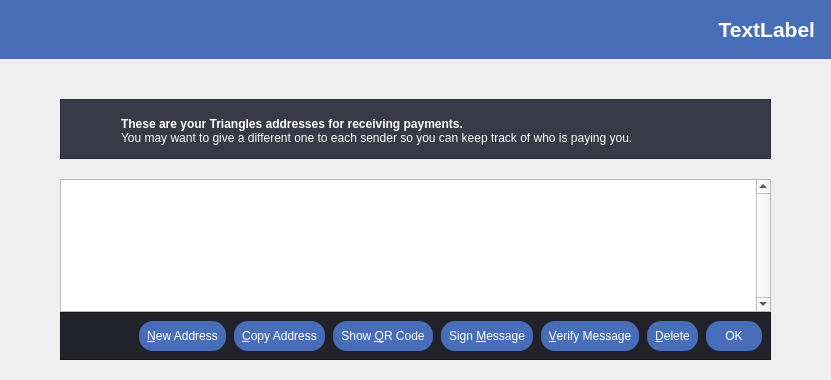
First picture: the form in src/qt/forms/addressbookpage.ui, repository MerlinMagic2018/triangles-new, before the edit.
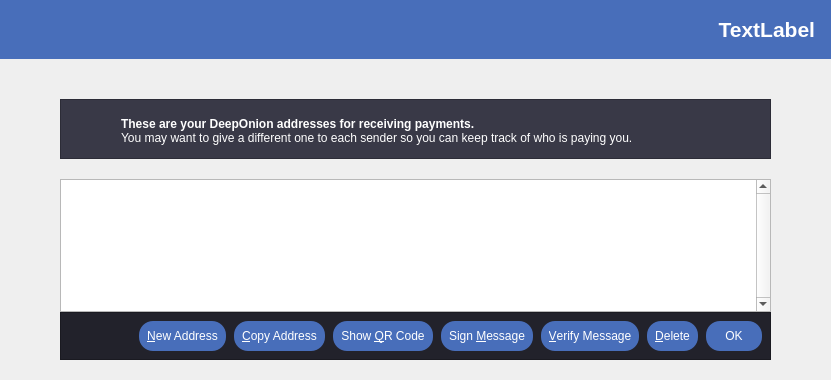
Second picture: the form after the edit. Icons and pictures are not drawn.

Commit message:
Revert "Change name from DeepOnion to Triangles"
This reverts commit a520101763fc710adf1e9e8f7872243aa8259dec.

The edit to the form file:
```diff
--- a/src/qt/forms/addressbookpage.ui
+++ b/src/qt/forms/addressbookpage.ui
@@ -228,7 +228,7 @@
                  <string notr="true">color: white; font-weight: bold;</string>
                 </property>
                 <property name="text">
-                 <string>These are your Triangles addresses for receiving payments.</string>
+                 <string>These are your DeepOnion addresses for receiving payments.</string>
                 </property>
                 <property name="textFormat">
                  <enum>Qt::PlainText</enum>
```
Left out of the diff: 4 changed lines with no effect on the pictures. The commit also changes 168 other files.
